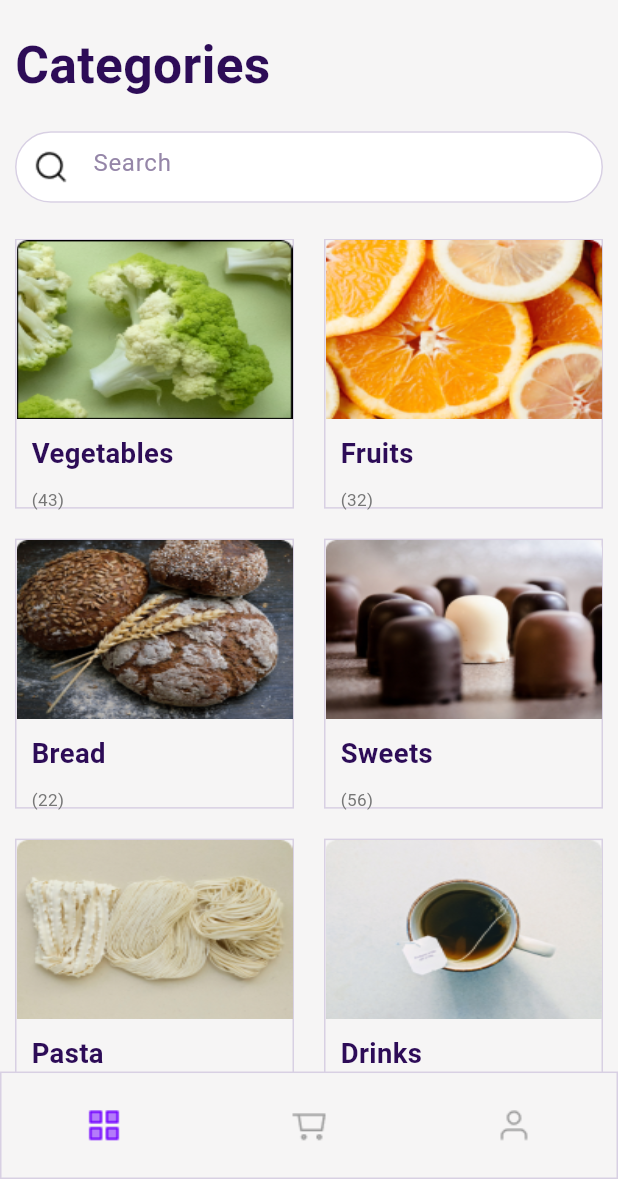
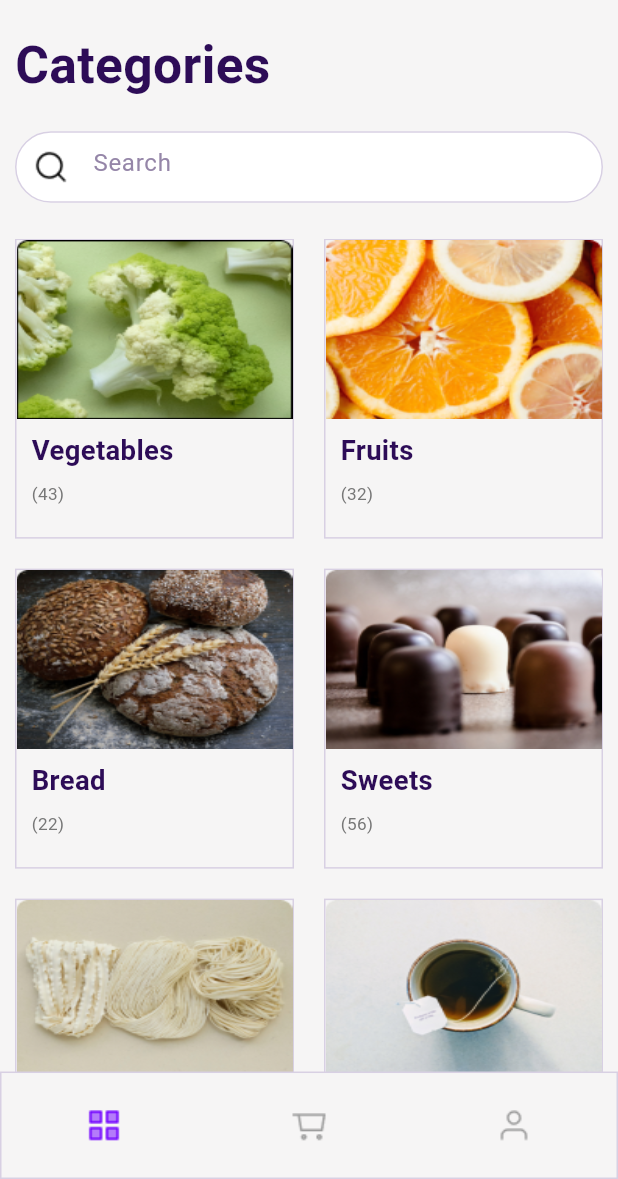
Before and after one commit to viveklodh/bloc_mvvm, a Flutter app: the screen it shows after launch, on a phone screen of 412 x 824 dp, the part 57-1236 px from its top. Run offline on Flutter 3.47's test engine with Material 3 defaults, Android fonts, the light colour scheme and no system bars; our stand-ins replace equatable, flutter_bloc, flutter_screenutil.

Commit message:
- bugs fixes

```diff
--- a/lib/views/dashboard/home/home_page.dart
+++ b/lib/views/dashboard/home/home_page.dart
@@ -112,7 +112,7 @@ class _HomePageState extends State<HomePage> {
           crossAxisCount: 2,
           crossAxisSpacing: 20,
           mainAxisSpacing: 20,
-          mainAxisExtent: 180,
+          mainAxisExtent: 200,
         ),
         itemCount: model.listOfCards?.length,
         itemBuilder: (context, index) {
--- a/lib/views/dashboard/home/widgets/category_card.dart
+++ b/lib/views/dashboard/home/widgets/category_card.dart
@@ -36,7 +36,7 @@ class CategoryCard extends StatelessWidget {
 
  Widget _cardLabel() {
     return  Padding(
-      padding: const EdgeInsets.only(left: 10.0, top: 10.0),
+      padding: const EdgeInsets.only(left: 10.0, top: 8.0),
       child: Text(
         categoriesCardModel.label ?? "",
         style: TextStyle(
@@ -49,7 +49,7 @@ class CategoryCard extends StatelessWidget {
 
  Widget _cardElementsCount() {
     return  Padding(
-      padding: const EdgeInsets.only(left: 10.0, top: 10.0),
+      padding: const EdgeInsets.only(left: 10.0, top: 8.0),
       child: Text(
         '(${categoriesCardModel.totalItems})',
         style: TextStyle(
```
